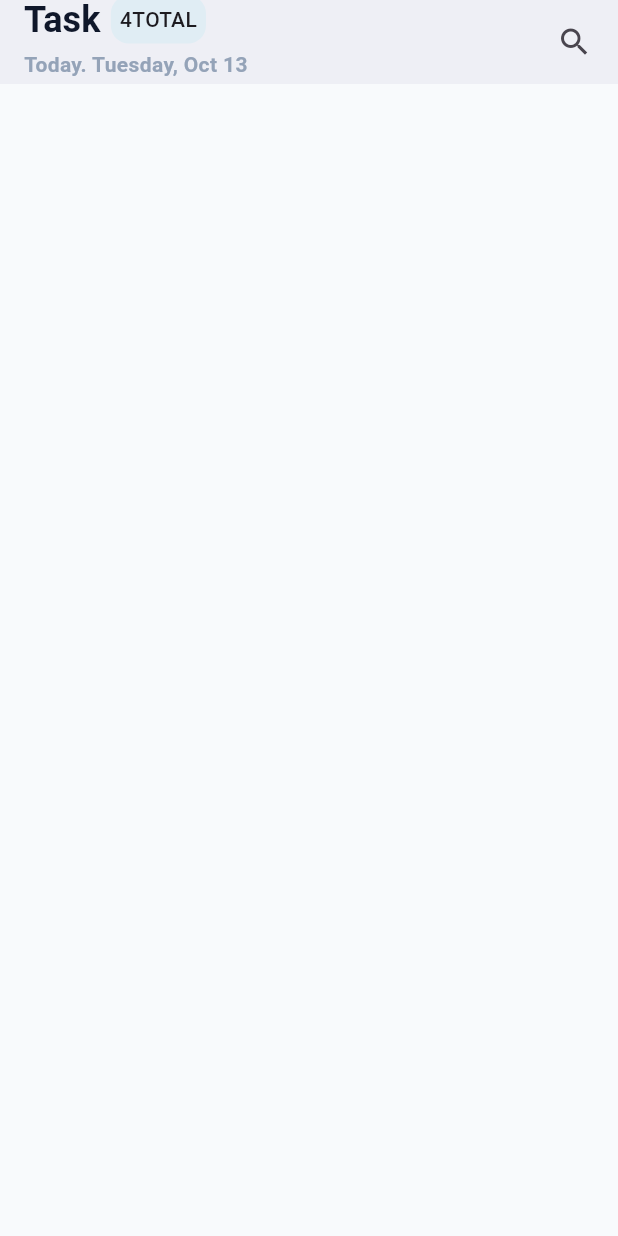
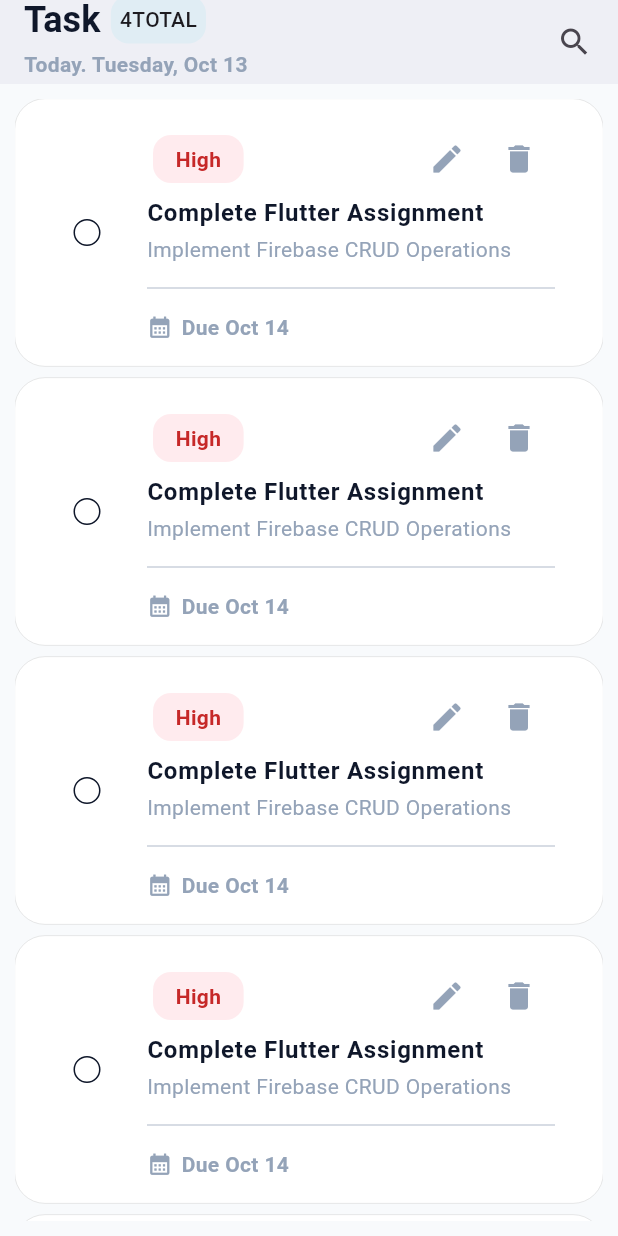
Before and after one commit to TanvirAlHasib/firebase_practice, a Flutter app: the DashboardScreen screen opened directly, on a phone screen of 412 x 824 dp. Run offline on Flutter 3.47's test engine with Material 3 defaults, Android fonts, the phone set to English and light mode, and no system bars; our stand-ins replace cloud_firestore, firebase_auth, firebase_core; accounts and stored records are empty.

Commit message:
dashboard basic design done

```diff
--- a/lib/screens/dashboard_screen.dart
+++ b/lib/screens/dashboard_screen.dart
@@ -10,11 +10,139 @@ class DashboardScreen extends StatefulWidget {
 }
 
 class _DashboardScreenState extends State<DashboardScreen> {
+  bool isDone = false;
+
   @override
   Widget build(BuildContext context) {
     return Scaffold(
       backgroundColor: Color(Colours.backgroundColor),
       appBar: myAppBar(context),
+      body: Container(
+        padding: const EdgeInsets.symmetric(vertical: 10, horizontal: 10),
+        child: ListView.builder(
+          itemCount: 5,
+          itemBuilder: (BuildContext context, int index) {
+            return Column(
+              children: [
+                Container(
+                  padding: const EdgeInsets.symmetric(vertical: 8, horizontal: 8),
+                  decoration: BoxDecoration(
+                    color: Colors.white,
+                    borderRadius: BorderRadius.circular(20),
+                    border: BoxBorder.all(
+                      color: Colors.grey.shade300,
+                      width: 0.5,
+                      strokeAlign: BorderSide.strokeAlignOutside
+                    )
+                  ),
+                  child: ListTile(
+                    leading: Checkbox(
+                      value: isDone,
+                      onChanged: (value) {
+                        setState(() {
+                          isDone = value ?? false;
+                        });
+                      },
+                      shape: const CircleBorder(),
+                      side: BorderSide(
+                          color: Color(Colours.buttonColor),
+                          width: 1
+                      ),
+                      checkColor: Colors.white,
+                      activeColor: Color(Colours.secondaryFontColor),
+                    ),
+                    title: Column(
+                      crossAxisAlignment: .start,
+                      children: [
+                        Row(
+                          children: [
+                            Card(
+                              color: Colors.red.shade50,
+                              elevation: 0,
+                              child: Padding(
+                                padding: const EdgeInsets.symmetric(vertical: 6.0, horizontal: 15),
+                                child: Text("High", style: Theme.of(context).textTheme.bodyMedium!.copyWith(
+                                    color: Colors.red.shade800,
+                                    fontWeight: FontWeight.w600
+                                ),),
+                              ),
+                            ),
+                            Visibility(
+                              visible: isDone,
+                              child: Card(
+                                color: Colors.green.shade50,
+                                elevation: 0,
+                                child: Padding(
+                                  padding: const EdgeInsets.symmetric(vertical: 6.0, horizontal: 15),
+                                  child: Text("Done", style: Theme.of(context).textTheme.bodyMedium!.copyWith(
+                                      color: Colors.green.shade800,
+                                      fontWeight: FontWeight.w600
+                                  ),),
+                                ),
+                              ),
+                            ),
+                            Spacer(),
+                            IconButton(
+                                onPressed: () {},
+                                style: IconButton.styleFrom(
+                                    foregroundColor: Color(Colours.secondaryFontColor)
+                                ),
+                                icon: Icon(Icons.edit)
+                            ),
+                            IconButton(
+                                onPressed: () {},
+                                style: IconButton.styleFrom(
+                                    foregroundColor: Color(Colours.secondaryFontColor)
+                                ),
+                                icon: Icon(Icons.delete)
+                            ),
+                          ],
+                        ),
+                        Text("Complete Flutter Assignment", style: Theme.of(context).textTheme.bodyLarge!.copyWith(
+                            color: Color(Colours.fontColor),
+                            fontWeight: FontWeight.w600
+                        ),),
+                        const SizedBox(
+                          height: 2,
+                        ),
+                        Text("Implement Firebase CRUD Operations", style: Theme.of(context).textTheme.bodyMedium!.copyWith(
+                          color: Color(Colours.secondaryFontColor),
+                        ),),
+                        const SizedBox(
+                          height: 8,
+                        ),
+                        Divider(
+                          color: Color(Colours.secondaryFontColor),
+                          thickness: 0.5,
+                        ),
+                        const SizedBox(
+                          height: 8,
+                        ),
+                        Row(
+                          children: [
+                            isDone ? Icon(Icons.check_circle_rounded, size: 17, color: Color(Colours.secondaryFontColor),)
+                                : Icon(Icons.calendar_month, size: 17, color: Color(Colours.secondaryFontColor),),
+                            const SizedBox(
+                              width: 6,
+                            ),
+                            Text("Due Oct 14", style: Theme.of(context).textTheme.bodyMedium!.copyWith(
+                                color: Color(Colours.secondaryFontColor),
+                                fontWeight: FontWeight.w600
+                            ),),
+                          ],
+                        )
+                      ],
+                    ),
+                  ),
+                ),
+                const SizedBox(
+                  height: 8,
+                )
+              ],
+            );
+          },
+        ),
+      ),
     );
   }
 
```
